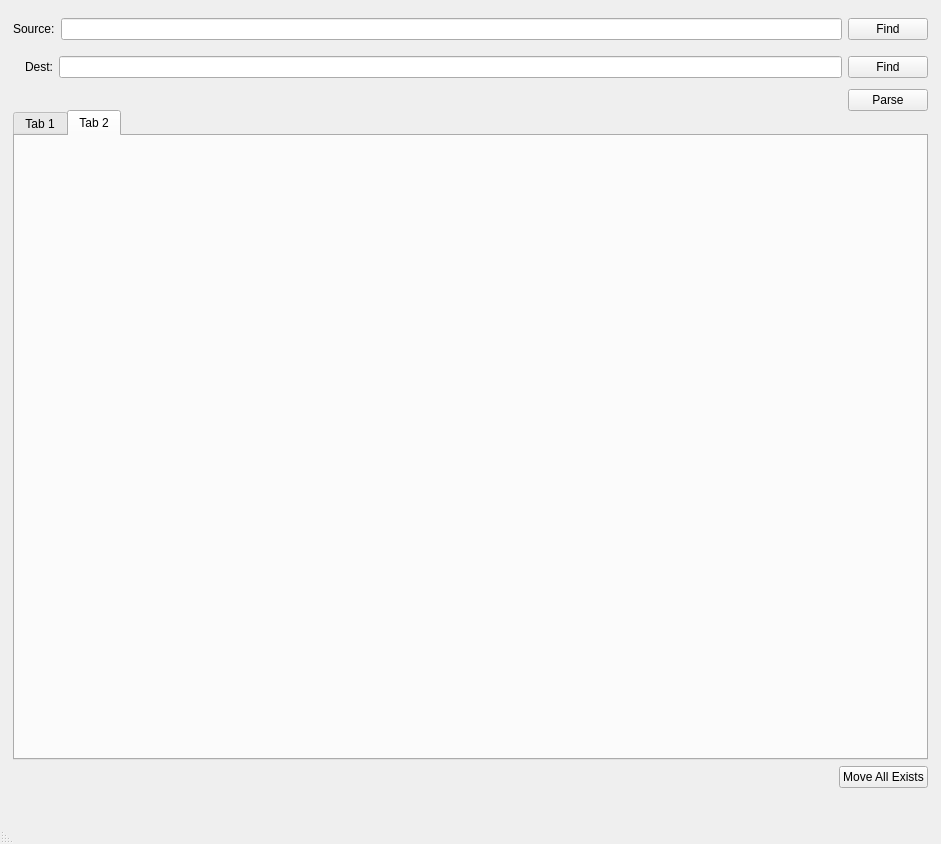
Old version of the form mainwindow.ui in the repository tp6vup54/pyroman.
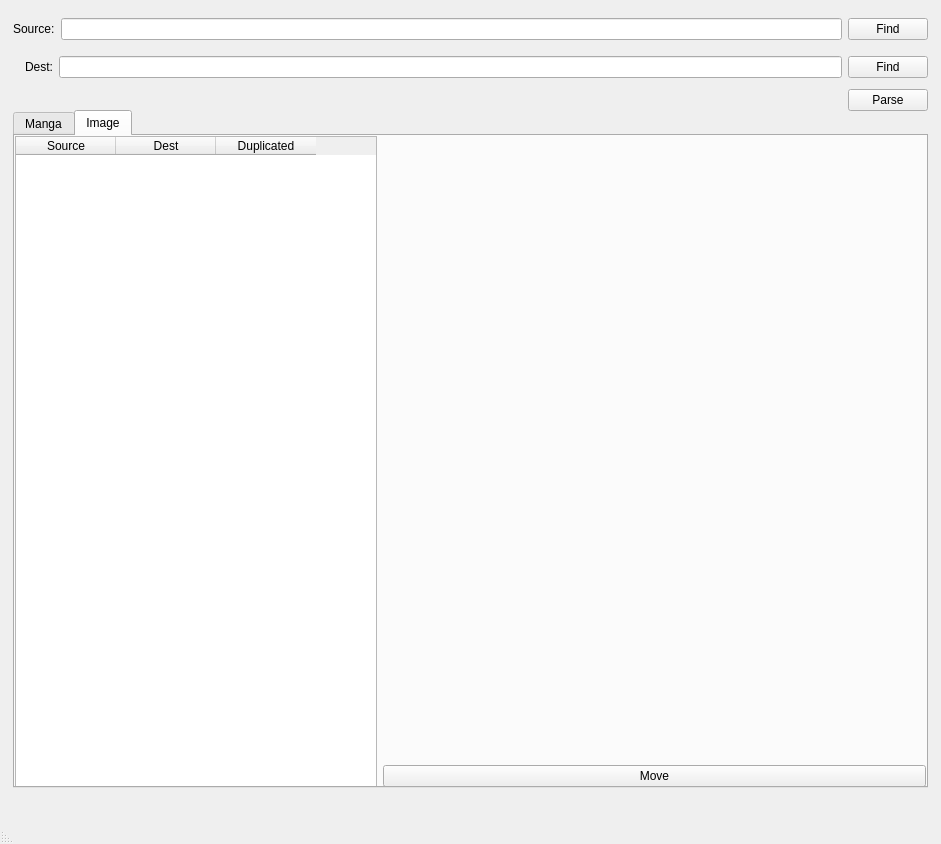
New version of the form. The open tabs and pages were chosen to show the change.

What changed in the file:
```diff
--- a/mainwindow.ui
+++ b/mainwindow.ui
@@ -145,7 +145,7 @@
        </property>
        <widget class="QWidget" name="tab">
         <attribute name="title">
-         <string>Tab 1</string>
+         <string>Manga</string>
         </attribute>
         <widget class="QTableWidget" name="tableWidget">
          <property name="geometry">
@@ -216,24 +216,60 @@
        </widget>
        <widget class="QWidget" name="tab_2">
         <attribute name="title">
-         <string>Tab 2</string>
+         <string>Image</string>
         </attribute>
+        <widget class="QWidget" name="horizontalLayoutWidget">
+         <property name="geometry">
+          <rect>
+           <x>0</x>
+           <y>0</y>
+           <width>911</width>
+           <height>651</height>
+          </rect>
+         </property>
+         <layout class="QHBoxLayout" name="horizontalLayout" stretch="4,6">
+          <item>
+           <widget class="QTableWidget" name="tableWidgetImage">
+            <column>
+             <property name="text">
+              <string>Source</string>
+             </property>
+            </column>
+            <column>
+             <property name="text">
+              <string>Dest</string>
+             </property>
+            </column>
+            <column>
+             <property name="text">
+              <string>Duplicated</string>
+             </property>
+            </column>
+           </widget>
+          </item>
+          <item>
+           <layout class="QVBoxLayout" name="verticalLayout">
+            <item>
+             <widget class="QLabel" name="label_image">
+              <property name="text">
+               <string/>
+              </property>
+             </widget>
+            </item>
+            <item>
+             <widget class="QPushButton" name="pushButtonMove">
+              <property name="text">
+               <string>Move</string>
+              </property>
+             </widget>
+            </item>
+           </layout>
+          </item>
+         </layout>
+        </widget>
        </widget>
       </widget>
      </item>
-     <item>
-      <widget class="QPushButton" name="btn_move_all">
-       <property name="sizePolicy">
-        <sizepolicy hsizetype="Maximum" vsizetype="Fixed">
-         <horstretch>0</horstretch>
-         <verstretch>0</verstretch>
-        </sizepolicy>
-       </property>
-       <property name="text">
-        <string>Move All Exists</string>
-       </property>
-      </widget>
-     </item>
     </layout>
    </widget>
   </widget>
```
Left out of the diff: 20 changed lines with no effect on the pictures.
